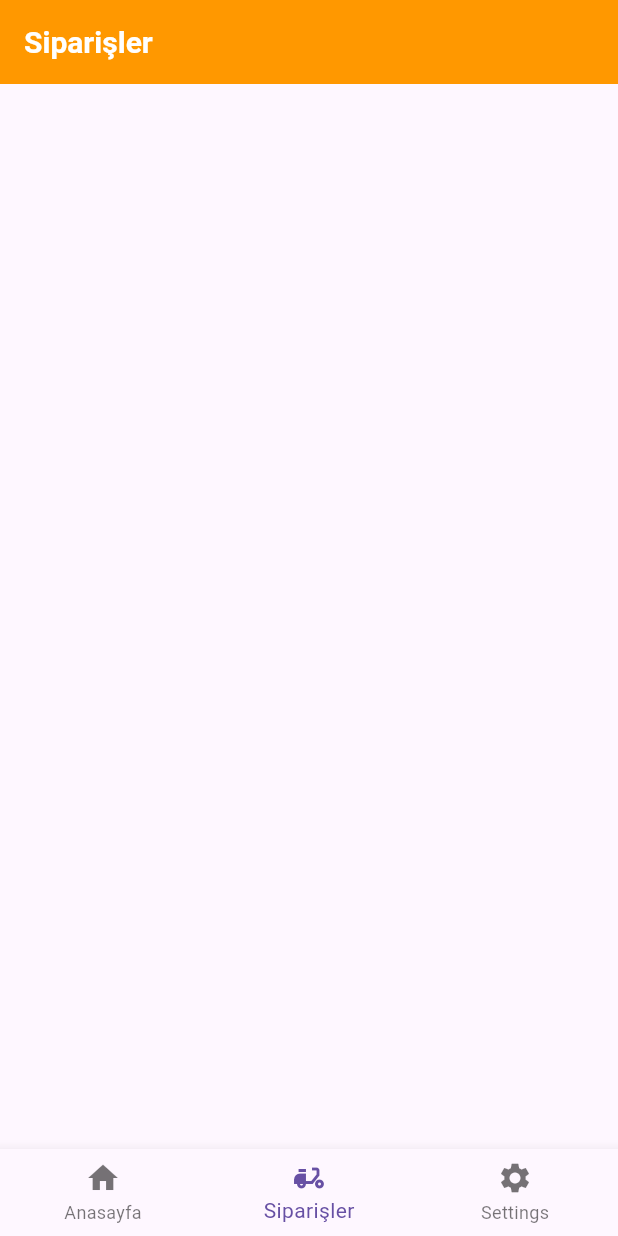
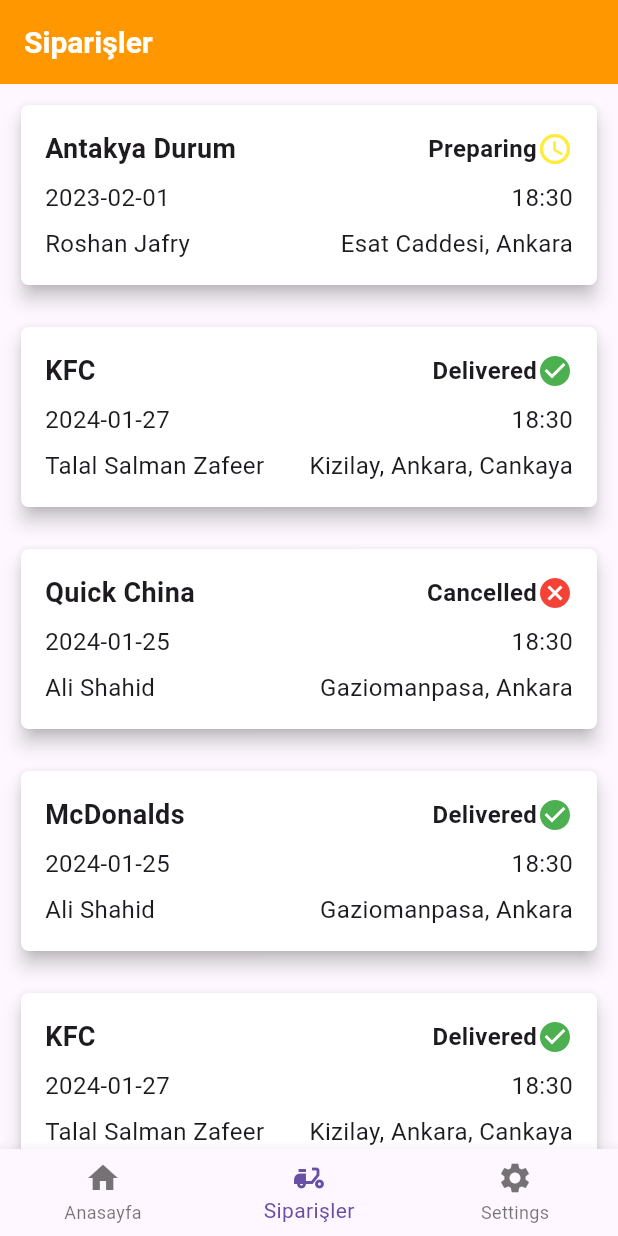
Before and after one commit to itstalalsalman/flutter_app_first, a Flutter app: the screen it shows after launch, item 2 of the bottom bar chosen, on a phone screen of 412 x 824 dp. Run offline on Flutter 3.47's test engine with Material 3 defaults, Android fonts, the phone set to English and light mode, and no system bars.

Commit message:
List Implemented

```diff
--- a/lib/pages/order_list.dart
+++ b/lib/pages/order_list.dart
@@ -1,14 +1,200 @@
-
 import 'package:flutter/material.dart';
 
-
 class OrderListPage extends StatelessWidget {
-  const OrderListPage({super.key});
+  const OrderListPage({Key? key});
 
   @override
   Widget build(BuildContext context) {
     return Scaffold(
 
+      body: Center(
+        child: FoodOrderList(),
+      ),
     );
   }
 }
+
+class FoodOrder {
+  final String restaurantName;
+  final String orderStatus;
+  final String orderDate;
+  final String orderTime;
+  final String personName;
+  final String restaurantAddress;
+
+  FoodOrder({
+    required this.restaurantName,
+    required this.orderStatus,
+    required this.orderDate,
+    required this.orderTime,
+    required this.personName,
+    required this.restaurantAddress,
+  });
+}
+
+class FoodOrderList extends StatelessWidget {
+  final List<FoodOrder> foodOrders = [
+    FoodOrder(
+      restaurantName: "Antakya Durum",
+      orderStatus: "Preparing",
+      orderDate: "2023-02-01",
+      orderTime: "18:30",
+      personName: "Roshan Jafry",
+      restaurantAddress: "Esat Caddesi, Ankara",
+    ),
+    FoodOrder(
+      restaurantName: "KFC",
+      orderStatus: "Delivered",
+      orderDate: "2024-01-27",
+      orderTime: "18:30",
+      personName: "Talal Salman Zafeer",
+      restaurantAddress: "Kizilay, Ankara, Cankaya",
+    ),
+    FoodOrder(
+      restaurantName: "Quick China",
+      orderStatus: "Cancelled",
+      orderDate: "2024-01-25",
+      orderTime: "18:30",
+      personName: "Ali Shahid",
+      restaurantAddress: "Gaziomanpasa, Ankara",
+    ),
+    FoodOrder(
+      restaurantName: "McDonalds",
+      orderStatus: "Delivered",
+      orderDate: "2024-01-25",
+      orderTime: "18:30",
+      personName: "Ali Shahid",
+      restaurantAddress: "Gaziomanpasa, Ankara",
+    ),
+    FoodOrder(
+      restaurantName: "KFC",
+      orderStatus: "Delivered",
+      orderDate: "2024-01-27",
+      orderTime: "18:30",
+      personName: "Talal Salman Zafeer",
+      restaurantAddress: "Kizilay, Ankara, Cankaya",
+    ),
+    FoodOrder(
+      restaurantName: "Antakya Durum",
+      orderStatus: "Preparing",
+      orderDate: "2023-02-01",
+      orderTime: "18:30",
+      personName: "Roshan Jafry",
+      restaurantAddress: "Esat Caddesi, Ankara",
+    ),
+    FoodOrder(
+      restaurantName: "KFC",
+      orderStatus: "Cancelled",
+      orderDate: "2024-01-27",
+      orderTime: "18:30",
+      personName: "Talal Salman Zafeer",
+      restaurantAddress: "Kizilay, Ankara, Cankaya",
+    ),
+    FoodOrder(
+      restaurantName: "Antakya Durum",
+      orderStatus: "Preparing",
+      orderDate: "2023-02-01",
+      orderTime: "18:30",
+      personName: "Roshan Jafry",
+      restaurantAddress: "Esat Caddesi, Ankara",
+    ),
+  ];
+
+  @override
+  Widget build(BuildContext context) {
+    return ListView.builder(
+      itemCount: foodOrders.length,
+      itemBuilder: (context, index) {
+        return FoodOrderContainer(foodOrder: foodOrders[index]);
+      },
+    );
+  }
+}
+
+class FoodOrderContainer extends StatelessWidget {
+  final FoodOrder foodOrder;
+
+  FoodOrderContainer({required this.foodOrder});
+
+  @override
+  Widget build(BuildContext context) {
+    return Container(
+      margin: EdgeInsets.all(10.0), // Setting margin outside the card here by initiating a container
+      child: Card(
+        elevation: 5.0,
+        shape: RoundedRectangleBorder(
+          borderRadius: BorderRadius.circular(5.0),
+        ),
+        color: Colors.white,
+        child: Padding(
+          padding: const EdgeInsets.all(16.0),
+          child: Column(
+            crossAxisAlignment: CrossAxisAlignment.start,
+            children: [
+              Row(
+                mainAxisAlignment: MainAxisAlignment.spaceBetween,
+                children: [
+                  Text(
+                    "${foodOrder.restaurantName}",
+                    style: TextStyle(fontSize: 18.0, fontWeight: FontWeight.bold),
+                  ),
+                  Row(
+                    children: [
+                      Text(
+                        "${foodOrder.orderStatus}",
+                        style: TextStyle(fontSize: 16.0, fontWeight: FontWeight.w700),
+                      ),
+                      if (foodOrder.orderStatus == "Delivered")
+                        Icon(
+                          Icons.check_circle,
+                          color: Colors.green,
+                        ) ,
+                      if(foodOrder.orderStatus == "Preparing")
+                        Icon(
+                            Icons.access_time,
+                            color: Colors.yellow,
+                          ) ,
+                      if(foodOrder.orderStatus == "Cancelled")
+                        Icon(
+                          Icons.cancel,
+                          color: Colors.red,
+                        ),
+                    ]
+                  ),
+                ],
+              ),
+              SizedBox(height: 8.0),
+              Row(
+                mainAxisAlignment: MainAxisAlignment.spaceBetween,
+                children: [
+                  Text(
+                    "${foodOrder.orderDate}",
+                    style: TextStyle(fontSize: 16.0),
+                  ),
+                  Text(
+                    "${foodOrder.orderTime}",
+                    style: TextStyle(fontSize: 16.0),
+                  ),
+                ],
+              ),
+              SizedBox(height: 8.0),
+              Row(
+                mainAxisAlignment: MainAxisAlignment.spaceBetween,
+                children: [
+                  Text(
+                    "${foodOrder.personName}",
+                    style: TextStyle(fontSize: 16.0),
+                  ),
+                  Text(
+                    "${foodOrder.restaurantAddress}",
+                    style: TextStyle(fontSize: 16.0),
+                  ),
+                ],
+              ),
+            ],
+          ),
+        ),
+      ),
+    );
+  }
+}
```
